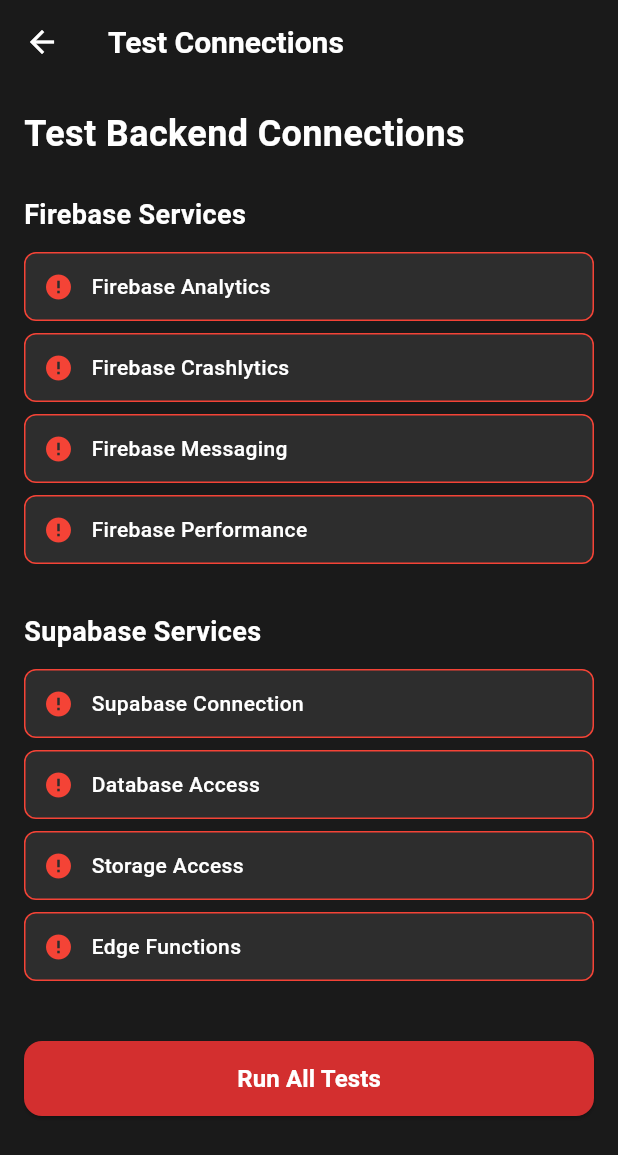
After one commit to admedia123/pdfreader, a Flutter app: the TestConnectionScreen screen opened directly, on a phone screen of 412 x 824 dp. The commit adds this screen. Shown: the top 1155 px of the screen. Run offline on Flutter 3.47's test engine with Material 3 defaults, Android fonts, the phone set to English and light mode, and no system bars; our stand-ins replace file_picker, firebase_analytics, firebase_core, firebase_crashlytics, firebase_messaging, in_app_purchase and 6 more; missing offline and left inert: firebase_performance, flutter_pdfview; accounts and stored records are empty; network calls fail; statements that could not run were skipped.

Commit message:
Add testing framework: Connection tests, debugging guide, performance monitoring

```diff
--- /dev/null
+++ b/lib/screens/test_connection_screen.dart
@@ -0,0 +1,354 @@
+import 'package:flutter/material.dart';
+import '../services/firebase_service.dart';
+import '../services/supabase_service.dart';
+import '../utils/app_colors.dart';
+
+class TestConnectionScreen extends StatefulWidget {
+  const TestConnectionScreen({super.key});
+
+  @override
+  State<TestConnectionScreen> createState() => _TestConnectionScreenState();
+}
+
+class _TestConnectionScreenState extends State<TestConnectionScreen> {
+  bool _isTesting = false;
+  Map<String, bool> _testResults = {};
+  Map<String, String> _testMessages = {};
+
+  @override
+  Widget build(BuildContext context) {
+    return Scaffold(
+      backgroundColor: AppColors.darkBackground,
+      appBar: AppBar(
+        title: const Text('Test Connections'),
+        backgroundColor: AppColors.darkBackground,
+        foregroundColor: AppColors.textPrimary,
+      ),
+      body: Padding(
+        padding: const EdgeInsets.all(16.0),
+        child: Column(
+          crossAxisAlignment: CrossAxisAlignment.start,
+          children: [
+            const Text(
+              'Test Backend Connections',
+              style: TextStyle(
+                fontSize: 24,
+                fontWeight: FontWeight.bold,
+                color: AppColors.textPrimary,
+              ),
+            ),
+            const SizedBox(height: 24),
+
+            // Firebase Tests
+            _buildTestSection(
+              title: 'Firebase Services',
+              tests: [
+                'Firebase Analytics',
+                'Firebase Crashlytics',
+                'Firebase Messaging',
+                'Firebase Performance',
+              ],
+            ),
+
+            const SizedBox(height: 24),
+
+            // Supabase Tests
+            _buildTestSection(
+              title: 'Supabase Services',
+              tests: [
+                'Supabase Connection',
+                'Database Access',
+                'Storage Access',
+                'Edge Functions',
+              ],
+            ),
+
+            const SizedBox(height: 32),
+
+            // Test Button
+            SizedBox(
+              width: double.infinity,
+              height: 50,
+              child: ElevatedButton(
+                onPressed: _isTesting ? null : _runAllTests,
+                style: ElevatedButton.styleFrom(
+                  backgroundColor: AppColors.primary,
+                  foregroundColor: Colors.white,
+                  shape: RoundedRectangleBorder(
+                    borderRadius: BorderRadius.circular(12),
+                  ),
+                ),
+                child: _isTesting
+                    ? const Row(
+                        mainAxisAlignment: MainAxisAlignment.center,
+                        children: [
+                          SizedBox(
+                            width: 20,
+                            height: 20,
+                            child: CircularProgressIndicator(
+                              strokeWidth: 2,
+                              valueColor: AlwaysStoppedAnimation<Color>(Colors.white),
+                            ),
+                          ),
+                          SizedBox(width: 12),
+                          Text('Testing...'),
+                        ],
+                      )
+                    : const Text(
+                        'Run All Tests',
+                        style: TextStyle(
+                          fontSize: 16,
+                          fontWeight: FontWeight.bold,
+                        ),
+                      ),
+              ),
+            ),
+          ],
+        ),
+      ),
+    );
+  }
+
+  Widget _buildTestSection({required String title, required List<String> tests}) {
+    return Column(
+      crossAxisAlignment: CrossAxisAlignment.start,
+      children: [
+        Text(
+          title,
+          style: const TextStyle(
+            fontSize: 18,
+            fontWeight: FontWeight.bold,
+            color: AppColors.textPrimary,
+          ),
+        ),
+        const SizedBox(height: 12),
+        ...tests.map((test) => _buildTestItem(test)),
+      ],
+    );
+  }
+
+  Widget _buildTestItem(String testName) {
+    final isSuccess = _testResults[testName] ?? false;
+    final message = _testMessages[testName] ?? '';
+
+    return Container(
+      margin: const EdgeInsets.only(bottom: 8),
+      padding: const EdgeInsets.all(12),
+      decoration: BoxDecoration(
+        color: AppColors.darkCard,
+        borderRadius: BorderRadius.circular(8),
+        border: Border.all(
+          color: isSuccess ? AppColors.success : AppColors.error,
+          width: 1,
+        ),
+      ),
+      child: Row(
+        children: [
+          Icon(
+            isSuccess ? Icons.check_circle : Icons.error,
+            color: isSuccess ? AppColors.success : AppColors.error,
+            size: 20,
+          ),
+          const SizedBox(width: 12),
+          Expanded(
+            child: Column(
+              crossAxisAlignment: CrossAxisAlignment.start,
+              children: [
+                Text(
+                  testName,
+                  style: const TextStyle(
+                    color: AppColors.textPrimary,
+                    fontWeight: FontWeight.w500,
+                  ),
+                ),
+                if (message.isNotEmpty) ...[
+                  const SizedBox(height: 4),
+                  Text(
+                    message,
+                    style: TextStyle(
+                      color: AppColors.textSecondary,
+                      fontSize: 12,
+                    ),
+                  ),
+                ],
+              ],
+            ),
+          ),
+        ],
+      ),
+    );
+  }
+
+  Future<void> _runAllTests() async {
+    setState(() {
+      _isTesting = true;
+      _testResults.clear();
+      _testMessages.clear();
+    });
+
+    // Test Firebase Services
+    await _testFirebaseAnalytics();
+    await _testFirebaseCrashlytics();
+    await _testFirebaseMessaging();
+    await _testFirebasePerformance();
+
+    // Test Supabase Services
+    await _testSupabaseConnection();
+    await _testSupabaseDatabase();
+    await _testSupabaseStorage();
+    await _testSupabaseEdgeFunctions();
+
+    setState(() {
+      _isTesting = false;
+    });
+
+    // Show results
+    _showTestResults();
+  }
+
+  Future<void> _testFirebaseAnalytics() async {
+    try {
+      await FirebaseService.instance.logEvent('test_connection');
+      _testResults['Firebase Analytics'] = true;
+      _testMessages['Firebase Analytics'] = 'Analytics event logged successfully';
+    } catch (e) {
+      _testResults['Firebase Analytics'] = false;
+      _testMessages['Firebase Analytics'] = 'Error: $e';
+    }
+    setState(() {});
+  }
+
+  Future<void> _testFirebaseCrashlytics() async {
+    try {
+      await FirebaseService.instance.setCustomKey('test_key', 'test_value');
+      _testResults['Firebase Crashlytics'] = true;
+      _testMessages['Firebase Crashlytics'] = 'Custom key set successfully';
+    } catch (e) {
+      _testResults['Firebase Crashlytics'] = false;
+      _testMessages['Firebase Crashlytics'] = 'Error: $e';
+    }
+    setState(() {});
+  }
+
+  Future<void> _testFirebaseMessaging() async {
+    try {
+      final token = await FirebaseService.instance.getFCMToken();
+      _testResults['Firebase Messaging'] = token != null;
+      _testMessages['Firebase Messaging'] = token != null
+          ? 'FCM Token: ${token.substring(0, 20)}...'
+          : 'FCM Token not available';
+    } catch (e) {
+      _testResults['Firebase Messaging'] = false;
+      _testMessages['Firebase Messaging'] = 'Error: $e';
+    }
+    setState(() {});
+  }
+
+  Future<void> _testFirebasePerformance() async {
+    try {
+      final trace = await FirebaseService.instance.startTrace('test_trace');
+      await FirebaseService.instance.stopTrace(trace);
+      _testResults['Firebase Performance'] = true;
+      _testMessages['Firebase Performance'] = 'Performance trace completed';
+    } catch (e) {
+      _testResults['Firebase Performance'] = false;
+      _testMessages['Firebase Performance'] = 'Error: $e';
+    }
+    setState(() {});
+  }
+
+  Future<void> _testSupabaseConnection() async {
+    try {
+      final client = SupabaseService.instance.client;
+      final response = await client.from('user_profiles').select('count').limit(1);
+      _testResults['Supabase Connection'] = true;
+      _testMessages['Supabase Connection'] = 'Connected to Supabase successfully';
+    } catch (e) {
+      _testResults['Supabase Connection'] = false;
+      _testMessages['Supabase Connection'] = 'Error: $e';
+    }
+    setState(() {});
+  }
+
+  Future<void> _testSupabaseDatabase() async {
+    try {
+      final client = SupabaseService.instance.client;
+      final response = await client.from('pdf_files').select('count').limit(1);
+      _testResults['Database Access'] = true;
+      _testMessages['Database Access'] = 'Database tables accessible';
+    } catch (e) {
+      _testResults['Database Access'] = false;
+      _testMessages['Database Access'] = 'Error: $e';
+    }
+    setState(() {});
+  }
+
+  Future<void> _testSupabaseStorage() async {
+    try {
+      final client = SupabaseService.instance.client;
+      final response = await client.storage.from('pdf_files').list();
+      _testResults['Storage Access'] = true;
+      _testMessages['Storage Access'] = 'Storage buckets accessible';
+    } catch (e) {
+      _testResults['Storage Access'] = false;
+      _testMessages['Storage Access'] = 'Error: $e';
+    }
+    setState(() {});
+  }
+
+  Future<void> _testSupabaseEdgeFunctions() async {
+    try {
+      final client = SupabaseService.instance.client;
+      final response = await client.functions.invoke('pdf-processing', body: {
+        'action': 'extract-text',
+        'fileUrl': 'https://example.com/test.pdf',
+      });
+      _testResults['Edge Functions'] = true;
+      _testMessages['Edge Functions'] = 'Edge function invoked successfully';
+    } catch (e) {
+      _testResults['Edge Functions'] = false;
+      _testMessages['Edge Functions'] = 'Error: $e';
+    }
+    setState(() {});
+  }
+
+  void _showTestResults() {
+    final successCount = _testResults.values.where((v) => v).length;
+    final totalCount = _testResults.length;
+
+    showDialog(
+      context: context,
+      builder: (context) => AlertDialog(
+        backgroundColor: AppColors.darkCard,
+        title: Text(
+          'Test Results',
+          style: const TextStyle(color: AppColors.textPrimary),
+        ),
+        content: Text(
+          'Tests passed: $successCount/$totalCount\n\n'
+          'Firebase: ${_getFirebaseResults()}\n'
+          'Supabase: ${_getSupabaseResults()}',
+          style: const TextStyle(color: AppColors.textSecondary),
+        ),
+        actions: [
+          TextButton(
+            onPressed: () => Navigator.pop(context),
+            child: const Text('OK', style: TextStyle(color: AppColors.primary)),
+          ),
+        ],
+      ),
+    );
+  }
+
+  String _getFirebaseResults() {
+    final firebaseTests = ['Firebase Analytics', 'Firebase Crashlytics', 'Firebase Messaging', 'Firebase Performance'];
+    final successCount = firebaseTests.where((test) => _testResults[test] == true).length;
+    return '$successCount/${firebaseTests.length}';
+  }
+
+  String _getSupabaseResults() {
+    final supabaseTests = ['Supabase Connection', 'Database Access', 'Storage Access', 'Edge Functions'];
+    final successCount = supabaseTests.where((test) => _testResults[test] == true).length;
+    return '$successCount/${supabaseTests.length}';
+  }
+}
```
Also changed, not shown: lib/screens/main_screen.dart (+7 -0 lines), 1 other file.
